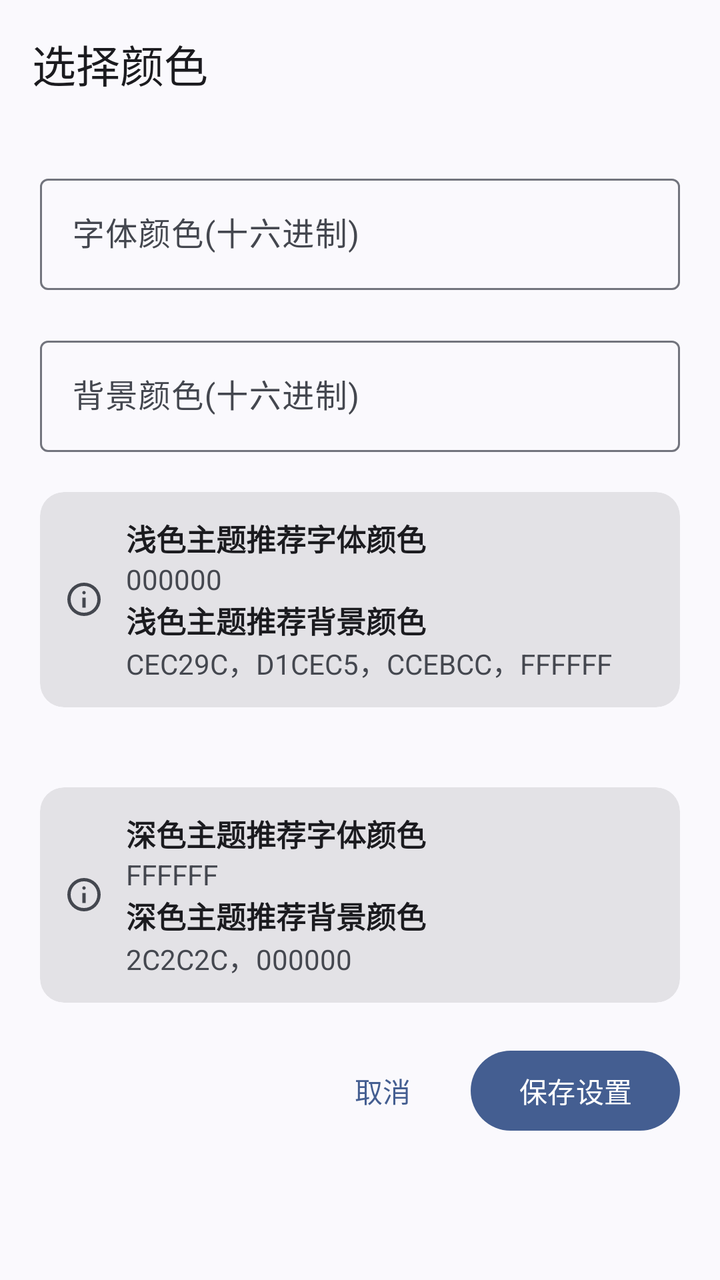
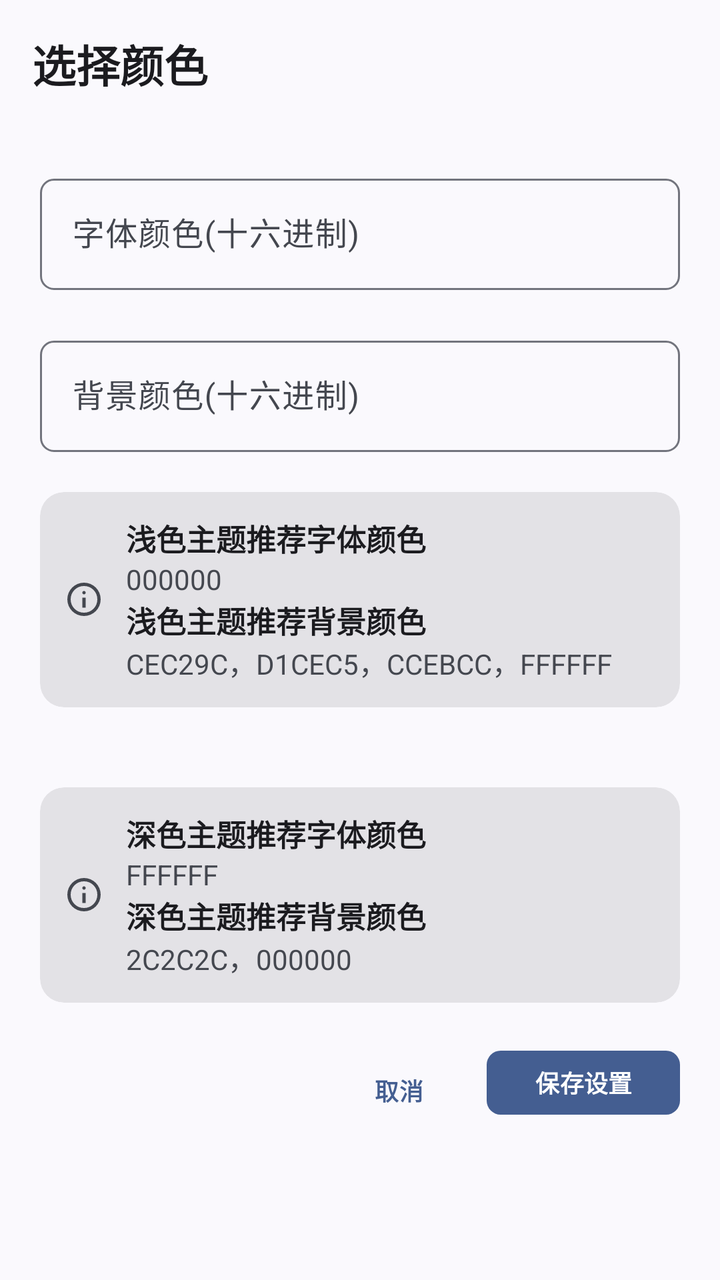

Before-and-after screenshots of an Android layout around one commit, followed by the original layout XML and the change that was made.
<!-- AndroidManifest.xml: application theme Theme.HikariNovel -->
<!-- res/layout/activity_select_color.xml -->
<?xml version="1.0" encoding="utf-8"?>
<androidx.coordinatorlayout.widget.CoordinatorLayout xmlns:android="http://schemas.android.com/apk/res/android"
    android:layout_width="match_parent"
    android:layout_height="match_parent"
    xmlns:app="http://schemas.android.com/apk/res-auto"
    android:orientation="vertical"
    android:fitsSystemWindows="true">

    <com.google.android.material.appbar.AppBarLayout
        android:layout_width="match_parent"
        android:layout_height="wrap_content"
        android:fitsSystemWindows="true">

        <com.google.android.material.appbar.MaterialToolbar
            android:id="@+id/tb_a_select_color"
            android:layout_width="match_parent"
            android:layout_height="?attr/actionBarSize"
            app:title="选择颜色" />

    </com.google.android.material.appbar.AppBarLayout>

    <androidx.core.widget.NestedScrollView
        app:layout_behavior="com.google.android.material.appbar.AppBarLayout$ScrollingViewBehavior"
        android:layout_width="match_parent"
        android:layout_height="match_parent"
        android:orientation="vertical">

        <LinearLayout
            android:layout_width="match_parent"
            android:layout_height="match_parent"
            android:orientation="vertical">

            <com.google.android.material.textfield.TextInputLayout
                android:id="@+id/tl_a_select_color_text"
                android:layout_width="match_parent"
                android:layout_height="wrap_content"
                android:layout_marginLeft="20dp"
                android:layout_marginTop="20dp"
                android:layout_marginRight="20dp"
                android:hint="字体颜色(十六进制)">

                <com.google.android.material.textfield.TextInputEditText
                    android:id="@+id/tiet_a_select_color_text"
                    android:layout_width="match_parent"
                    android:layout_height="wrap_content" />

            </com.google.android.material.textfield.TextInputLayout>

            <com.google.android.material.textfield.TextInputLayout
                android:id="@+id/tl_a_select_color_bg"
                android:layout_width="match_parent"
                android:layout_height="wrap_content"
                android:layout_marginLeft="20dp"
                android:layout_marginTop="20dp"
                android:layout_marginRight="20dp"
                android:hint="背景颜色(十六进制)">

                <com.google.android.material.textfield.TextInputEditText
                    android:id="@+id/tiet_a_select_color_bg"
                    android:layout_width="match_parent"
                    android:layout_height="wrap_content" />

            </com.google.android.material.textfield.TextInputLayout>

            <com.google.android.material.card.MaterialCardView
                android:id="@+id/cv_a_select_color_recommend_day"
                android:layout_width="match_parent"
                android:layout_height="wrap_content"
                android:layout_margin="20dp"
                style="?attr/materialCardViewFilledStyle">

                <LinearLayout
                    android:layout_width="match_parent"
                    android:layout_height="wrap_content"
                    android:orientation="horizontal"
                    android:padding="12dp">

                    <ImageView
                        android:layout_width="20dp"
                        android:layout_height="20dp"
                        android:layout_gravity="center_vertical"
                        android:src="@drawable/ic_info"/>

                    <LinearLayout
                        android:layout_width="match_parent"
                        android:layout_height="wrap_content"
                        android:orientation="vertical"
                        android:layout_marginLeft="11dp">

                        <TextView
                            style="@style/TextAppearance.AppCompat.Large"
                            android:layout_width="match_parent"
                            android:layout_height="wrap_content"
                            android:textSize="15sp"
                            android:textStyle="bold"
                            android:text="浅色主题推荐字体颜色"/>

                        <TextView
                            android:layout_width="match_parent"
                            android:layout_height="wrap_content"
                            android:textSize="14sp"
                            android:text="000000"/>

                        <TextView
                            style="@style/TextAppearance.AppCompat.Large"
                            android:layout_width="match_parent"
                            android:layout_height="wrap_content"
                            android:textSize="15sp"
                            android:textStyle="bold"
                            android:text="浅色主题推荐背景颜色"/>

                        <TextView
                            android:layout_width="match_parent"
                            android:layout_height="wrap_content"
                            android:textSize="14sp"
                            android:text="CEC29C，D1CEC5，CCEBCC，FFFFFF"/>

                    </LinearLayout>

                </LinearLayout>

            </com.google.android.material.card.MaterialCardView>

            <com.google.android.material.card.MaterialCardView
                android:id="@+id/cv_a_select_color_recommend_night"
                android:layout_width="match_parent"
                android:layout_height="wrap_content"
                android:layout_margin="20dp"
                style="?attr/materialCardViewFilledStyle">

                <LinearLayout
                    android:layout_width="match_parent"
                    android:layout_height="wrap_content"
                    android:orientation="horizontal"
                    android:padding="12dp">

                    <ImageView
                        android:layout_width="20dp"
                        android:layout_height="20dp"
                        android:layout_gravity="center_vertical"
                        android:src="@drawable/ic_info"/>

                    <LinearLayout
                        android:layout_width="match_parent"
                        android:layout_height="wrap_content"
                        android:orientation="vertical"
                        android:layout_marginLeft="11dp">

                        <TextView
                            style="@style/TextAppearance.AppCompat.Large"
                            android:layout_width="match_parent"
                            android:layout_height="wrap_content"
                            android:textSize="15sp"
                            android:textStyle="bold"
                            android:text="深色主题推荐字体颜色"/>

                        <TextView
                            android:layout_width="match_parent"
                            android:layout_height="wrap_content"
                            android:textSize="14sp"
                            android:text="FFFFFF"/>

                        <TextView
                            style="@style/TextAppearance.AppCompat.Large"

                            android:layout_width="match_parent"
                            android:layout_height="wrap_content"
                            android:textSize="15sp"
                            android:textStyle="bold"
                            android:text="深色主题推荐背景颜色"/>

                        <TextView
                            android:layout_width="match_parent"
                            android:layout_height="wrap_content"
                            android:textSize="14sp"
                            android:text="2C2C2C，000000"/>

                    </LinearLayout>

                </LinearLayout>

            </com.google.android.material.card.MaterialCardView>

            <LinearLayout
                android:layout_width="match_parent"
                android:layout_height="wrap_content"
                android:orientation="horizontal"
                android:gravity="right">

                <Button
                    android:id="@+id/b_a_select_color_cancel"
                    style="@style/Widget.Material3.Button.TextButton"
                    android:layout_width="wrap_content"
                    android:layout_height="wrap_content"
                    android:text="@string/cancel"/>

                <Button
                    android:id="@+id/b_a_select_color_save"
                    android:layout_width="wrap_content"
                    android:layout_height="wrap_content"
                    android:layout_gravity="right"
                    android:layout_marginRight="20dp"
                    android:text="@string/save_config" />

            </LinearLayout>

        </LinearLayout>

    </androidx.core.widget.NestedScrollView>

</androidx.coordinatorlayout.widget.CoordinatorLayout>
<!-- resources referenced by this layout -->
<resources>
  <style name="Base.Theme.HikariNovel" parent="Theme.Material3.DynamicColors.DayNight.NoActionBar">
          
  
      </style>
  <!-- unchanged entries left out for length: 4 -->
</resources>

<!-- the commit's change to res/layout/activity_select_color.xml (unified diff, before → after) -->
@@ -189,7 +189,7 @@
 
                 <Button
                     android:id="@+id/b_a_select_color_cancel"
-                    style="@style/Widget.Material3.Button.TextButton"
+                    style="@style/Widget.GalIsland.Button.Text"
                     android:layout_width="wrap_content"
                     android:layout_height="wrap_content"
                     android:text="@string/cancel"/>
<!-- resource entries referenced after the edit -->
@@ -1,9 +1,135 @@
 <!-- resources referenced by this layout -->
 <resources>
+  <style name="Widget.GalIsland.Button.Text" parent="Widget.Material3.Button.TextButton">
+          <item name="shapeAppearance">@style/ShapeAppearance.GalIsland.Small</item>
+          <item name="android:textAppearance">@style/TextAppearance.GalIsland.Button</item>
+      </style>
+  <style name="ShapeAppearance.GalIsland.Small" parent="">
+          <item name="cornerFamily">rounded</item>
+          <item name="cornerSize">7dp</item>
+      </style>
+  <style name="TextAppearance.GalIsland.Button" parent="TextAppearance.Material3.LabelLarge">
+          <item name="android:textSize">12sp</item>
+          <item name="android:textStyle">bold</item>
+          <item name="android:letterSpacing">0.01</item>
+      </style>
   <style name="Base.Theme.HikariNovel" parent="Theme.Material3.DynamicColors.DayNight.NoActionBar">
           
   
+          
+          <item name="shapeAppearanceSmallComponent">@style/ShapeAppearance.GalIsland.Small</item>
+          <item name="shapeAppearanceMediumComponent">@style/ShapeAppearance.GalIsland.Medium</item>
+          <item name="shapeAppearanceLargeComponent">@style/ShapeAppearance.GalIsland.Large</item>
+          <item name="materialCardViewStyle">@style/Widget.GalIsland.CardView</item>
+          <item name="materialButtonStyle">@style/Widget.GalIsland.Button</item>
+          <item name="chipStyle">@style/Widget.GalIsland.Chip</item>
+          <item name="tabStyle">@style/Widget.GalIsland.TabLayout</item>
+          <item name="toolbarStyle">@style/Widget.GalIsland.Toolbar</item>
+          <item name="sliderStyle">@style/Widget.GalIsland.Slider</item>
+          <item name="textInputStyle">@style/Widget.GalIsland.TextInputLayout.OutlinedBox</item>
+          <item name="snackbarStyle">@style/Widget.GalIsland.Snackbar</item>
+          <item name="snackbarTextViewStyle">@style/Widget.GalIsland.Snackbar.TextView</item>
+          <item name="materialAlertDialogTheme">@style/ThemeOverlay.GalIsland.MaterialAlertDialog</item>
       </style>
+  <style name="ShapeAppearance.GalIsland.Medium" parent="">
+          <item name="cornerFamily">rounded</item>
+          <item name="cornerSize">8dp</item>
+      </style>
+  <style name="ShapeAppearance.GalIsland.Large" parent="">
+          <item name="cornerFamily">rounded</item>
+          <item name="cornerSize">10dp</item>
+      </style>
+  <style name="Widget.GalIsland.CardView" parent="Widget.Material3.CardView.Filled">
+          <item name="cardBackgroundColor">?attr/colorSurface</item>
+          <item name="cardBackgroundColor">?attr/colorSurface</item>
+          <item name="cardCornerRadius">8dp</item>
+          <item name="cardElevation">0dp</item>
+          <item name="strokeWidth">1dp</item>
+          <item name="strokeColor">?attr/colorOutlineVariant</item>
+      </style>
+  <style name="Widget.GalIsland.Button" parent="Widget.Material3.Button">
+          <item name="shapeAppearance">@style/ShapeAppearance.GalIsland.Small</item>
+          <item name="android:textAppearance">@style/TextAppearance.GalIsland.Button</item>
+          <item name="android:minHeight">40dp</item>
+      </style>
+  <style name="Widget.GalIsland.Chip" parent="Widget.Material3.Chip.Assist">
+          <item name="shapeAppearance">@style/ShapeAppearance.GalIsland.Tag</item>
+          <item name="chipMinHeight">24dp</item>
+          <item name="chipStrokeWidth">1dp</item>
+          <item name="chipStrokeColor">?attr/colorOutlineVariant</item>
+          <item name="chipBackgroundColor">?attr/colorSurfaceContainerHigh</item>
+          <item name="android:textColor">?attr/colorOnSurfaceVariant</item>
+          <item name="android:textAppearance">@style/TextAppearance.GalIsland.Tag</item>
+          <item name="chipIconVisible">false</item>
+          <item name="ensureMinTouchTargetSize">false</item>
+      </style>
+  <style name="Widget.GalIsland.TabLayout" parent="Widget.Material3.TabLayout">
+          <item name="tabIndicatorColor">?attr/colorPrimary</item>
+          <item name="tabIndicatorHeight">3dp</item>
+          <item name="tabIndicatorFullWidth">false</item>
+          <item name="tabSelectedTextColor">?attr/colorPrimary</item>
+          <item name="tabTextColor">?attr/colorOnSurfaceVariant</item>
+          <item name="tabTextAppearance">@style/TextAppearance.GalIsland.Tab</item>
+          <item name="tabRippleColor">?attr/colorPrimaryContainer</item>
+      </style>
+  <style name="Widget.GalIsland.Toolbar" parent="Widget.Material3.Toolbar">
+          <item name="titleTextAppearance">@style/TextAppearance.GalIsland.Heading</item>
+          <item name="android:background">?attr/colorSurface</item>
+      </style>
+  <style name="Widget.GalIsland.Slider" parent="Widget.Material3.Slider">
+          <item name="trackHeight">4dp</item>
+          <item name="thumbRadius">8dp</item>
+          <item name="tickVisible">false</item>
+          <item name="haloRadius">16dp</item>
+      </style>
+  <style name="Widget.GalIsland.TextInputLayout.OutlinedBox" parent="Widget.Material3.TextInputLayout.OutlinedBox">
+          <item name="boxCornerRadiusTopStart">7dp</item>
+          <item name="boxCornerRadiusTopEnd">7dp</item>
+          <item name="boxCornerRadiusBottomStart">7dp</item>
+          <item name="boxCornerRadiusBottomEnd">7dp</item>
+          <item name="boxStrokeWidth">1dp</item>
+          <item name="boxStrokeWidthFocused">1.5dp</item>
+          <item name="boxStrokeColor">@color/galisland_box_stroke</item>
+          <item name="hintTextColor">?attr/colorPrimary</item>
+      </style>
+  <style name="Widget.GalIsland.Snackbar" parent="Widget.Material3.Snackbar">
+          <item name="backgroundTint">?attr/colorSurfaceContainerHigh</item>
+          <item name="shapeAppearance">@style/ShapeAppearance.GalIsland.Small</item>
+          <item name="android:textColor">?attr/colorOnSurface</item>
+      </style>
+  <style name="Widget.GalIsland.Snackbar.TextView" parent="Widget.Material3.Snackbar.TextView">
+          <item name="android:textColor">?attr/colorOnSurface</item>
+      </style>
+  <style name="ThemeOverlay.GalIsland.MaterialAlertDialog" parent="ThemeOverlay.Material3.MaterialAlertDialog">
+          <item name="shapeAppearanceMediumComponent">@style/ShapeAppearance.GalIsland.Medium</item>
+          <item name="materialAlertDialogTitleTextStyle">@style/TextAppearance.GalIsland.SectionTitle</item>
+      </style>
+  <style name="ShapeAppearance.GalIsland.Tag" parent="">
+          <item name="cornerFamily">rounded</item>
+          <item name="cornerSize">6dp</item>
+      </style>
+  <style name="TextAppearance.GalIsland.Tag" parent="TextAppearance.Material3.LabelSmall">
+          <item name="android:textSize">10sp</item>
+          <item name="android:letterSpacing">0</item>
+      </style>
+  <style name="TextAppearance.GalIsland.Tab" parent="TextAppearance.Material3.TitleSmall">
+          <item name="android:textSize">13sp</item>
+          <item name="android:textStyle">bold</item>
+          <item name="android:letterSpacing">0</item>
+      </style>
+  <style name="TextAppearance.GalIsland.Heading" parent="TextAppearance.Material3.TitleLarge">
+          <item name="android:textSize">@dimen/gi_text_heading</item>
+          <item name="android:textStyle">bold</item>
+          <item name="android:textColor">?attr/colorOnSurface</item>
+          <item name="android:letterSpacing">0</item>
+      </style>
+  <style name="TextAppearance.GalIsland.SectionTitle" parent="TextAppearance.Material3.TitleSmall">
+          <item name="android:textSize">13sp</item>
+          <item name="android:textStyle">bold</item>
+          <item name="android:textColor">?attr/colorOnSurface</item>
+          <item name="android:letterSpacing">0</item>
+      </style>
+  <dimen name="gi_text_heading">22sp</dimen>
   <!-- unchanged entries left out for length: 4 -->
 </resources>
 
